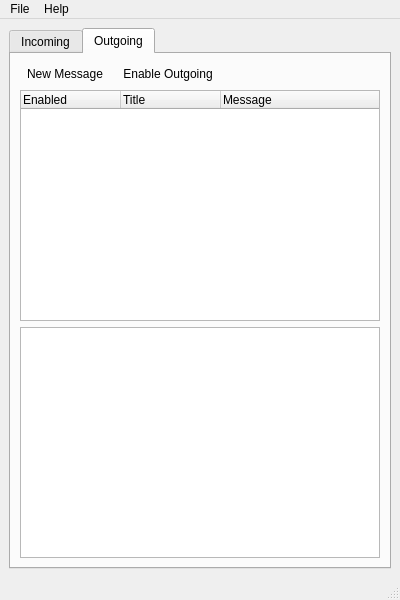
This is ui/FluidNexusDesktop.ui in zeitkunst/FluidNexus as Qt 5 draws it before an edit. The edited form follows.
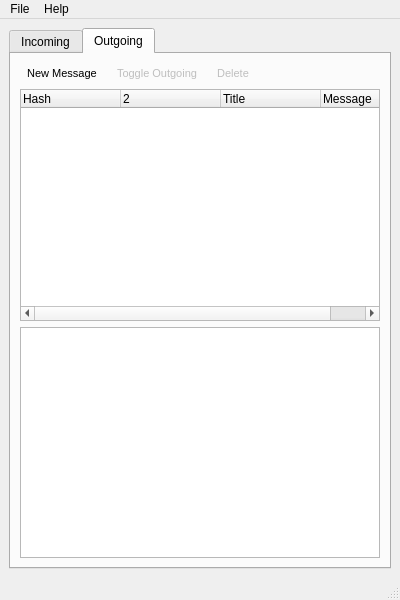
This is the edited form. The open tabs and pages were chosen to show the change. Icons and pictures are not drawn.

Commit message: -- have basic editing of messages and the type working, saving of enabled states, etc.

Diff of the .ui file:
```diff
--- a/ui/FluidNexusDesktop.ui
+++ b/ui/FluidNexusDesktop.ui
@@ -81,6 +81,11 @@
              <layout class="QHBoxLayout" name="horizontalLayout_3">
               <item>
                <widget class="QToolButton" name="newMessageButton">
+                <property name="font">
+                 <font>
+                  <pointsize>8</pointsize>
+                 </font>
+                </property>
                 <property name="text">
                  <string>New Message</string>
                 </property>
@@ -95,7 +100,7 @@
                  </size>
                 </property>
                 <property name="toolButtonStyle">
-                 <enum>Qt::ToolButtonTextBesideIcon</enum>
+                 <enum>Qt::ToolButtonTextUnderIcon</enum>
                 </property>
                 <property name="autoRaise">
                  <bool>true</bool>
@@ -103,9 +108,17 @@
                </widget>
               </item>
               <item>
-               <widget class="QToolButton" name="enableOutgoingButton">
+               <widget class="QToolButton" name="toggleOutgoingButton">
+                <property name="enabled">
+                 <bool>false</bool>
+                </property>
+                <property name="font">
+                 <font>
+                  <pointsize>8</pointsize>
+                 </font>
+                </property>
                 <property name="text">
-                 <string>Enable Outgoing</string>
+                 <string>Toggle Outgoing</string>
                 </property>
                 <property name="icon">
                  <iconset resource="res/FluidNexus.qrc">
@@ -118,7 +131,38 @@
                  </size>
                 </property>
                 <property name="toolButtonStyle">
-                 <enum>Qt::ToolButtonTextBesideIcon</enum>
+                 <enum>Qt::ToolButtonTextUnderIcon</enum>
+                </property>
+                <property name="autoRaise">
+                 <bool>true</bool>
+                </property>
+               </widget>
+              </item>
+              <item>
+               <widget class="QToolButton" name="deleteOutgoingButton">
+                <property name="enabled">
+                 <bool>false</bool>
+                </property>
+                <property name="font">
+                 <font>
+                  <pointsize>8</pointsize>
+                 </font>
+                </property>
+                <property name="text">
+                 <string>Delete</string>
+                </property>
+                <property name="icon">
+                 <iconset resource="res/FluidNexus.qrc">
+                  <normaloff>:/icon32x32/icons/32x32/menu_delete.png</normaloff>:/icon32x32/icons/32x32/menu_delete.png</iconset>
+                </property>
+                <property name="iconSize">
+                 <size>
+                  <width>32</width>
+                  <height>32</height>
+                 </size>
+                </property>
+                <property name="toolButtonStyle">
+                 <enum>Qt::ToolButtonTextUnderIcon</enum>
                 </property>
                 <property name="autoRaise">
                  <bool>true</bool>
@@ -144,7 +188,17 @@
              <widget class="QTreeWidget" name="outgoingMessagesList">
               <column>
                <property name="text">
-                <string>Enabled</string>
+                <string>Hash</string>
+               </property>
+              </column>
+              <column>
+               <property name="text">
+                <string/>
+               </property>
+               <property name="icon">
+                <iconset>
+                 <normalon>:/icon32x32/icons/32x32/menu_enable_outgoing.png</normalon>
+                </iconset>
                </property>
               </column>
               <column>
```
Left out of the diff: 110 changed lines with no effect on the pictures. The commit also changes 7 other files.
